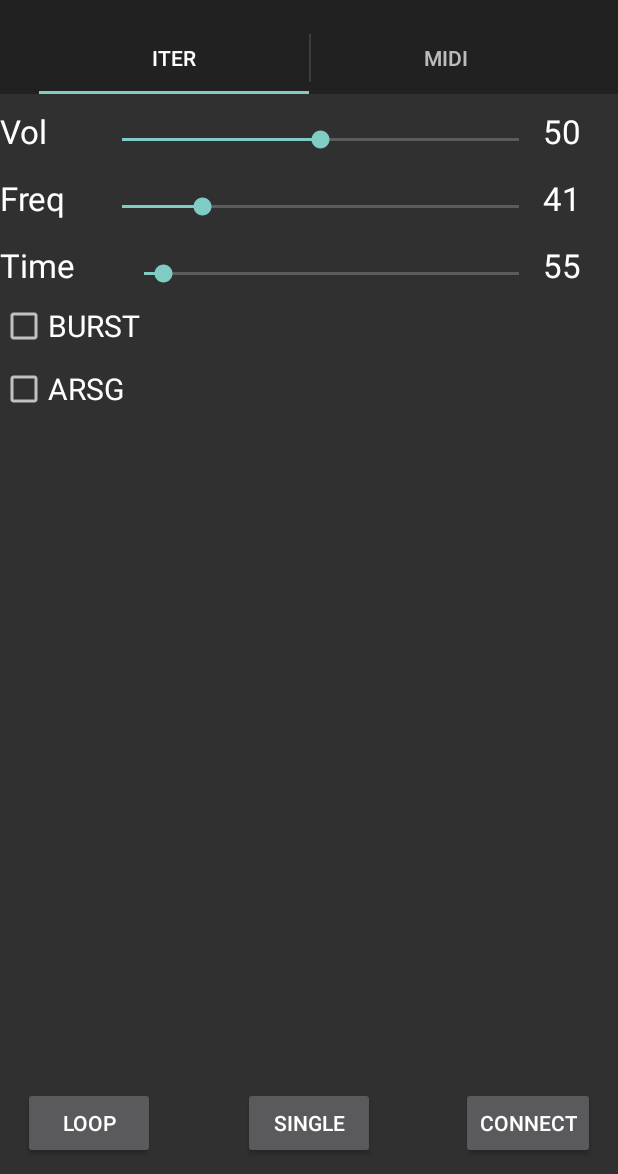
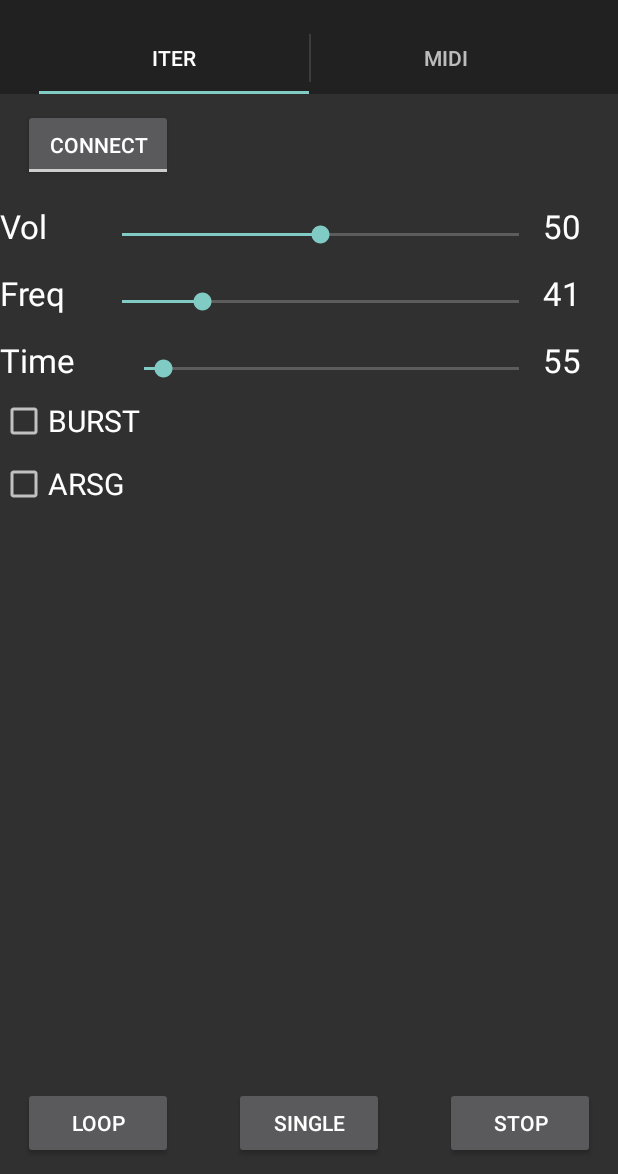
Before and after one commit to Aspart/BTTC, an Android app: the screen it shows after launch (MainActivity), on a phone screen of 412 x 824 dp, the part 62-1236 px from its top. Run offline under Robolectric (Android 15) with nearby library versions, the phone set to English and light mode, and no system bars; 1 statement that could not run was skipped.

Commit message:
trying to handle orientation change

```diff
--- a/BTTC/src/main/java/com/teslacoil/bttc/MainActivity.java
+++ b/BTTC/src/main/java/com/teslacoil/bttc/MainActivity.java
@@ -24,14 +24,19 @@ import android.view.MenuItem;
 import android.view.View;
 import android.view.ViewGroup;
 import android.widget.Button;
+import android.widget.CompoundButton;
 import android.widget.SeekBar;
 import android.widget.TextView;
 import android.widget.Toast;
+import android.widget.ToggleButton;
 
 public class MainActivity extends ActionBarActivity implements ActionBar.TabListener {
     private final static int REQUEST_ENABLE_BT = 1;
+    Fragment mIterFragment;
+    Fragment mMIDIFragment;
     public static BluetoothConnector bluetoothConnector;
     public static Interruptor interruptor;
+
     /**
      * The {@link android.support.v4.view.PagerAdapter} that will provide
      * fragments for each of the sections. We use a
@@ -50,6 +55,13 @@ public class MainActivity extends ActionBarActivity implements ActionBar.TabList
     @Override
     protected void onCreate(Bundle savedInstanceState) {
         super.onCreate(savedInstanceState);
+        if (savedInstanceState != null) {
+            //Restore the fragment's instance
+            mIterFragment = getSupportFragmentManager().getFragment(
+                    savedInstanceState, "mIterFragment");
+            mMIDIFragment = getSupportFragmentManager().getFragment(
+                    savedInstanceState, "mMIDIFragment");
+        }
         setContentView(R.layout.ac_activity_main);
 
         // Set up the action bar.
@@ -87,6 +99,13 @@ public class MainActivity extends ActionBarActivity implements ActionBar.TabList
         }
     }
 
+    @Override
+    protected void onSaveInstanceState(Bundle outState) {
+        super.onSaveInstanceState(outState);
+        //Save the fragment's instance
+        getSupportFragmentManager().putFragment(outState, "mIterFragment", mIterFragment);
+        getSupportFragmentManager().putFragment(outState, "mMIDIFragment", mMIDIFragment);
+    }
 
     @Override
     public boolean onCreateOptionsMenu(Menu menu) {
@@ -159,6 +178,13 @@ public class MainActivity extends ActionBarActivity implements ActionBar.TabList
                     return getString(R.string.title_section2).toUpperCase(l);
             }
             return null;
+        }
+
+        @Override
+        public Object instantiateItem(ViewGroup container, int position) {
+            Fragment fragment = (Fragment) super.instantiateItem(container, position);
+            fragments[position] = fragment;
+            return fragment;
         }
     }
 
@@ -294,19 +320,19 @@ public class MainActivity extends ActionBarActivity implements ActionBar.TabList
         }
 
         private void addConnectButtonListener () {
-            final Button button= (Button) getView().findViewById(R.id.connectButton);
-            if(button != null)
-                button.setOnClickListener(new View.OnClickListener() {
+            final ToggleButton button= (ToggleButton) getView().findViewById(R.id.connectButton);
+            if(button != null) {
+                button.setOnCheckedChangeListener(new CompoundButton.OnCheckedChangeListener() {
                     @Override
-                    public void onClick(View v) {
+                    public void onCheckedChanged(CompoundButton toggleButton, boolean isChecked) {
                         if (!bluetoothConnector.isEnabled()) {
                             Intent enableBtIntent = new Intent(BluetoothAdapter.ACTION_REQUEST_ENABLE);
                             startActivityForResult(enableBtIntent, REQUEST_ENABLE_BT);
                         }
-                        if(bluetoothConnector.isConnected()) {
+                        if(!button.isChecked()) {
                             try {
                                 bluetoothConnector.close();
-                                button.setText("Connect");
+                                button.setChecked(false);
                                 Toast.makeText(getActivity(), "Disconnected", Toast.LENGTH_LONG).show();
                             }
                             catch(Exception e) {
@@ -331,7 +357,7 @@ public class MainActivity extends ActionBarActivity implements ActionBar.TabList
                                             try {
                                                 boolean ret = bluetoothConnector.connectDevice((BluetoothDevice) bondedDevices.toArray()[item]);
                                                 if (ret) {
-                                                    button.setText("Disconnect");
+                                                    button.setChecked(true);
                                                     Toast.makeText(getActivity(), "Conected", Toast.LENGTH_LONG).show();
                                                 } else {
                                                     Toast.makeText(getActivity(), "Filed to connect", Toast.LENGTH_LONG).show();
@@ -342,8 +368,59 @@ public class MainActivity extends ActionBarActivity implements ActionBar.TabList
                                         }
                                     }).setCancelable(true).setNegativeButton("Cancel", null).create().show();
                         }
+                        button.setChecked(false);
                     }
                 });
+            }
+//            if(button != null)
+//                button.setOnClickListener(new View.OnClickListener() {
+//                    @Override
+//                    public void onClick(View v) {
+//                        if (!bluetoothConnector.isEnabled()) {
+//                            Intent enableBtIntent = new Intent(BluetoothAdapter.ACTION_REQUEST_ENABLE);
+//                            startActivityForResult(enableBtIntent, REQUEST_ENABLE_BT);
+//                        }
+//                        if(button.isChecked()) {
+//                            try {
+//                                bluetoothConnector.close();
+//                                button.setChecked(false);
+//                                Toast.makeText(getActivity(), "Disconnected", Toast.LENGTH_LONG).show();
+//                            }
+//                            catch(Exception e) {
+//                                throw new RuntimeException(e);
+//                            }
+//                        }
+//                        else {
+//                            final Set<BluetoothDevice> bondedDevices = bluetoothConnector.getPaired();
+//
+//                            final String[] mDevicesName = new String[bondedDevices.size()];
+//                            int i = 0;
+//                            for(BluetoothDevice d : bondedDevices) {
+//                                mDevicesName[i] = d.getName();
+//                                i++;
+//                            }
+//
+//                            new AlertDialog.Builder(getActivity())
+//                                    .setTitle("Select device")
+//                                    .setItems(mDevicesName, new DialogInterface.OnClickListener() {
+//                                        @Override
+//                                        public void onClick(DialogInterface dialog, int item) {
+//                                            try {
+//                                                boolean ret = bluetoothConnector.connectDevice((BluetoothDevice) bondedDevices.toArray()[item]);
+//                                                if (ret) {
+//                                                    button.setChecked(true);
+//                                                    Toast.makeText(getActivity(), "Conected", Toast.LENGTH_LONG).show();
+//                                                } else {
+//                                                    Toast.makeText(getActivity(), "Filed to connect", Toast.LENGTH_LONG).show();
+//                                                }
+//                                            } catch (IOException e) {
+//                                                throw new RuntimeException(e);
+//                                            }
+//                                        }
+//                                    }).setCancelable(true).setNegativeButton("Cancel", null).create().show();
+//                        }
+//                    }
+//                });
         }
 
         private void addSingleButtonListener () {
@@ -409,8 +486,18 @@ public class MainActivity extends ActionBarActivity implements ActionBar.TabList
             addConnectButtonListener();
             addSingleButtonListener();
             addLoopButtonListener();
+            }
 
-            }
+        @Override
+        public void onSaveInstanceState(Bundle savedInstanceState) {
+            super.onSaveInstanceState(savedInstanceState);
+            // Restore UI state from the savedInstanceState.
+            // This bundle has also been passed to onCreate.
+            boolean myBoolean = savedInstanceState.getBoolean("MyBoolean");
+            double myDouble = savedInstanceState.getDouble("myDouble");
+            int myInt = savedInstanceState.getInt("MyInt");
+            String myString = savedInstanceState.getString("MyString");
+        }
     }
 
     public static class MIDIFragment extends Fragment {
--- a/BTTC/src/main/res/layout/ac_iter_fragment.xml
+++ b/BTTC/src/main/res/layout/ac_iter_fragment.xml
@@ -22,11 +22,11 @@
         android:textAppearance="?android:attr/textAppearanceLarge"
         android:text="Vol"
         android:id="@+id/volText"
-        android:layout_alignParentTop="true"
+        android:minWidth="65dp"
+        android:layout_below="@+id/connectButton"
         android:layout_alignParentLeft="true"
         android:layout_alignParentStart="true"
-        android:minWidth="65dp"
-        android:layout_marginTop="10dp" />
+        android:layout_marginTop="15dp" />
 
     <TextView
         android:layout_width="wrap_content"
@@ -132,18 +132,7 @@
         android:layout_marginTop="10dp" />
 
     <Button
-        android:layout_width="wrap_content"
-        android:layout_height="wrap_content"
-        android:text="Connect"
-        android:id="@+id/connectButton"
-        android:layout_alignParentBottom="true"
-        android:layout_alignParentRight="true"
-        android:layout_alignParentEnd="true"
-        android:layout_marginRight="15dp"
-        android:layout_marginBottom="10dp" />
-
-    <Button
-        android:layout_width="wrap_content"
+        android:layout_width="100dp"
         android:layout_height="wrap_content"
         android:text="Loop"
         android:id="@+id/loopButton"
@@ -154,7 +143,7 @@
         android:layout_marginLeft="15dp" />
 
     <Button
-        android:layout_width="wrap_content"
+        android:layout_width="100dp"
         android:layout_height="wrap_content"
         android:text="Single"
         android:id="@+id/singleButton"
@@ -162,4 +151,29 @@
         android:layout_centerHorizontal="true"
         android:layout_marginBottom="10dp" />
 
+    <ToggleButton
+        android:layout_width="100dp"
+        android:layout_height="wrap_content"
+        android:text="Connect"
+        android:id="@+id/connectButton"
+        android:textOff="Connect"
+        android:textOn="Disonnect"
+        android:layout_alignParentTop="true"
+        android:layout_alignParentLeft="true"
+        android:layout_alignParentStart="true"
+        android:checked="false"
+        android:layout_marginTop="10dp"
+        android:layout_marginLeft="15dp" />
+
+    <Button
+        android:layout_width="100dp"
+        android:layout_height="wrap_content"
+        android:text="Stop"
+        android:id="@+id/stopButton"
+        android:layout_alignParentBottom="true"
+        android:layout_alignParentRight="true"
+        android:layout_alignParentEnd="true"
+        android:layout_marginBottom="10dp"
+        android:layout_marginRight="15dp" />
+
 </RelativeLayout>
```
